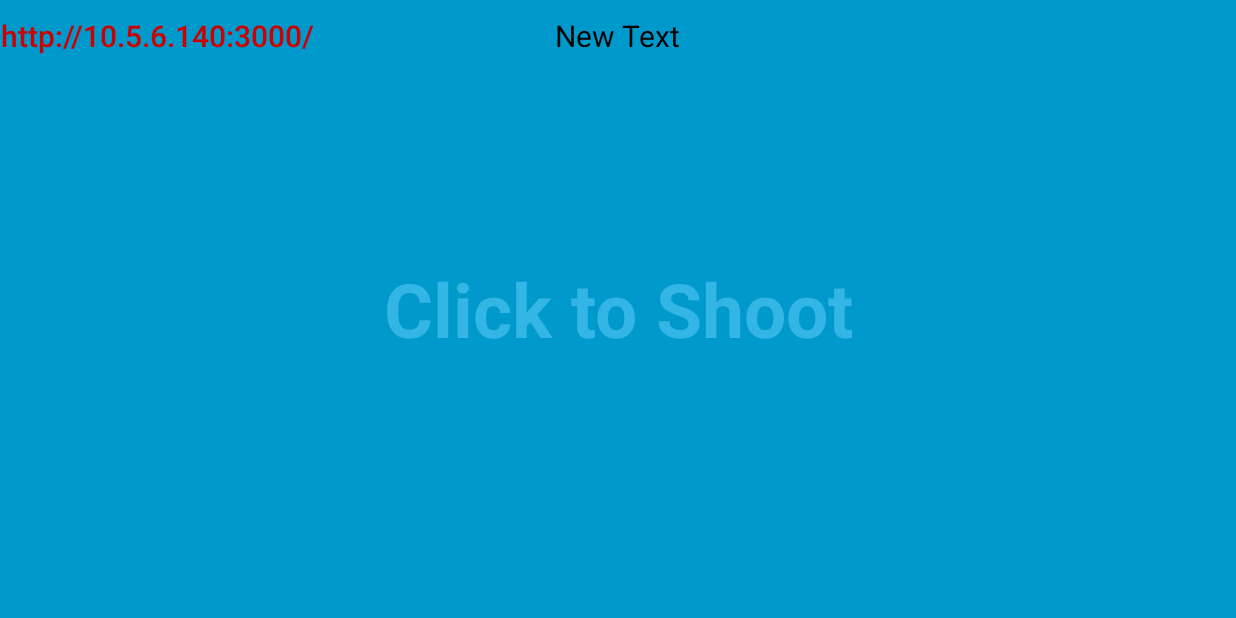
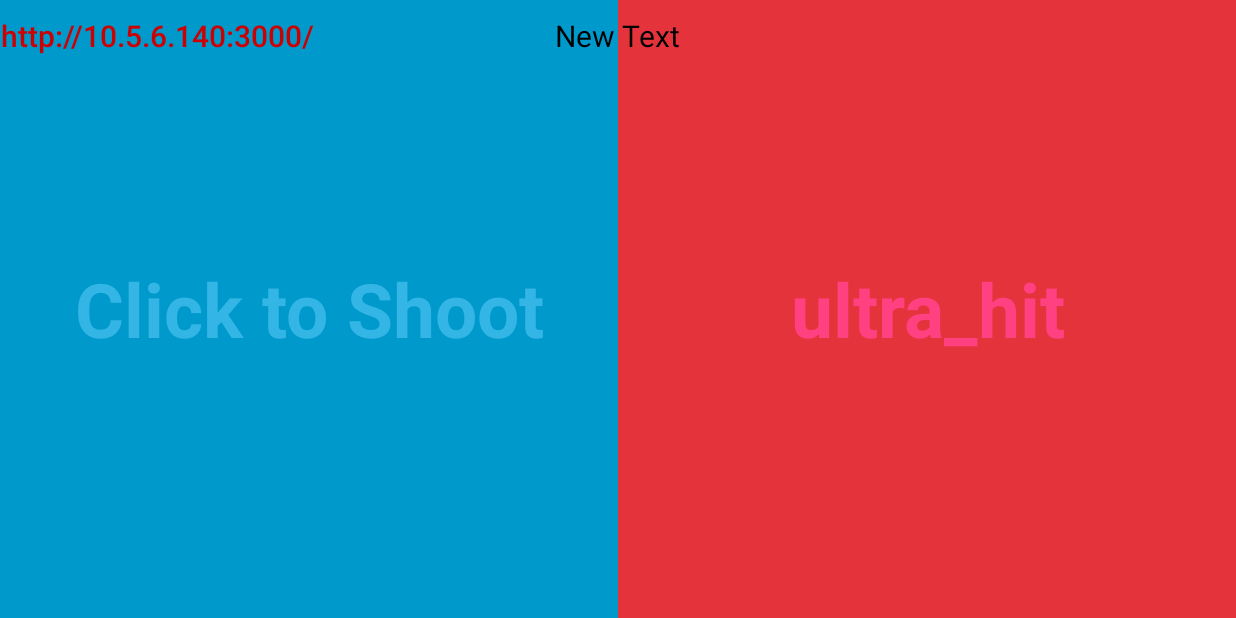
Before and after one commit to kurokumakun0/DSDL_Android, an Android app: the screen it shows after launch (MainActivity), on a phone screen of 824 x 412 dp (held sideways). Run offline under Robolectric (Android 15) with nearby library versions, the phone set to English and light mode, and no system bars; libraries missing offline, so code that uses them is left out: com.github.nkzawa.emitter, com.github.nkzawa.socketio; 3 statements that could not run were skipped.

Commit message:
add ultra attack

```diff
--- a/app/src/main/res/layout/activity_main.xml
+++ b/app/src/main/res/layout/activity_main.xml
@@ -8,16 +8,36 @@
     <!-- The primary full-screen view. This can be replaced with whatever view
          is needed to present your content, e.g. VideoView, SurfaceView,
          TextureView, etc. -->
+    <LinearLayout
+        android:layout_width="match_parent"
+        android:layout_height="match_parent"
+        android:orientation="horizontal"
+        android:weightSum="1">
         <TextView
             android:id="@+id/fullscreen_content"
-        android:layout_width="match_parent"
+            android:layout_width="0dp"
             android:layout_height="match_parent"
+            android:layout_weight=".5"
             android:gravity="center"
             android:keepScreenOn="true"
             android:text="@string/shoot"
             android:textColor="#33b5e5"
             android:textSize="50sp"
             android:textStyle="bold" />
+        <TextView
+            android:id="@+id/ultra_hit"
+            android:layout_width="0dp"
+            android:layout_height="match_parent"
+            android:layout_weight=".5"
+            android:gravity="center"
+            android:keepScreenOn="true"
+            android:background="#e5333c"
+            android:text="ultra_hit"
+            android:textColor="@color/colorAccent"
+            android:textSize="50sp"
+            android:textStyle="bold" />
+    </LinearLayout>
+
 
     <TextView
         android:layout_width="wrap_content"
```
Also changed, not shown: app/src/main/java/tw/edu/ntu/csie/kurokuma/sync/MainActivity.java (+20 -2 lines). Lines whose indentation alone changed are shown as unchanged.
